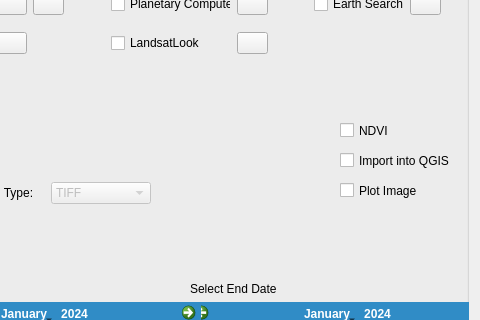
Above: sathub_ai_dialog_base.ui from theokretz/SatHubAI before the change; both pictures show x 131 to 611 and y 189 to 509 of the 611 by 873 pixel window. Below: the same form after it.
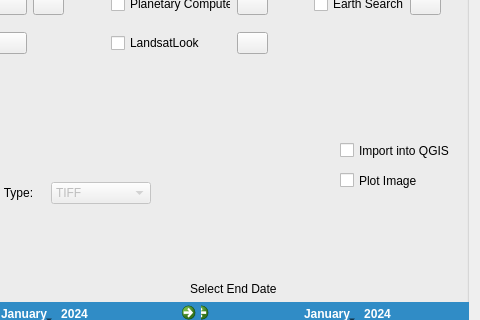
That is the form after the change. Icons and pictures are not drawn. Custom widgets are drawn as their Qt base class.

Commit message: v5 fixed ndvi checkbox bug

```diff
--- a/sathub_ai_dialog_base.ui
+++ b/sathub_ai_dialog_base.ui
@@ -218,7 +218,7 @@
       <property name="geometry">
        <rect>
         <x>460</x>
-        <y>330</y>
+        <y>320</y>
         <width>111</width>
         <height>17</height>
        </rect>
@@ -227,19 +227,6 @@
        <string>Import into QGIS</string>
       </property>
      </widget>
-     <widget class="QCheckBox" name="cb_ndvi">
-      <property name="geometry">
-       <rect>
-        <x>460</x>
-        <y>300</y>
-        <width>70</width>
-        <height>17</height>
-       </rect>
-      </property>
-      <property name="text">
-       <string>NDVI</string>
-      </property>
-     </widget>
      <widget class="QWidget" name="horizontalLayoutWidget_3">
       <property name="geometry">
        <rect>
@@ -292,7 +279,7 @@
       <property name="geometry">
        <rect>
         <x>460</x>
-        <y>360</y>
+        <y>350</y>
         <width>81</width>
         <height>17</height>
        </rect>
```
Left out of the diff: 14 changed lines with no effect on the pictures. The commit also changes 2 other files.
